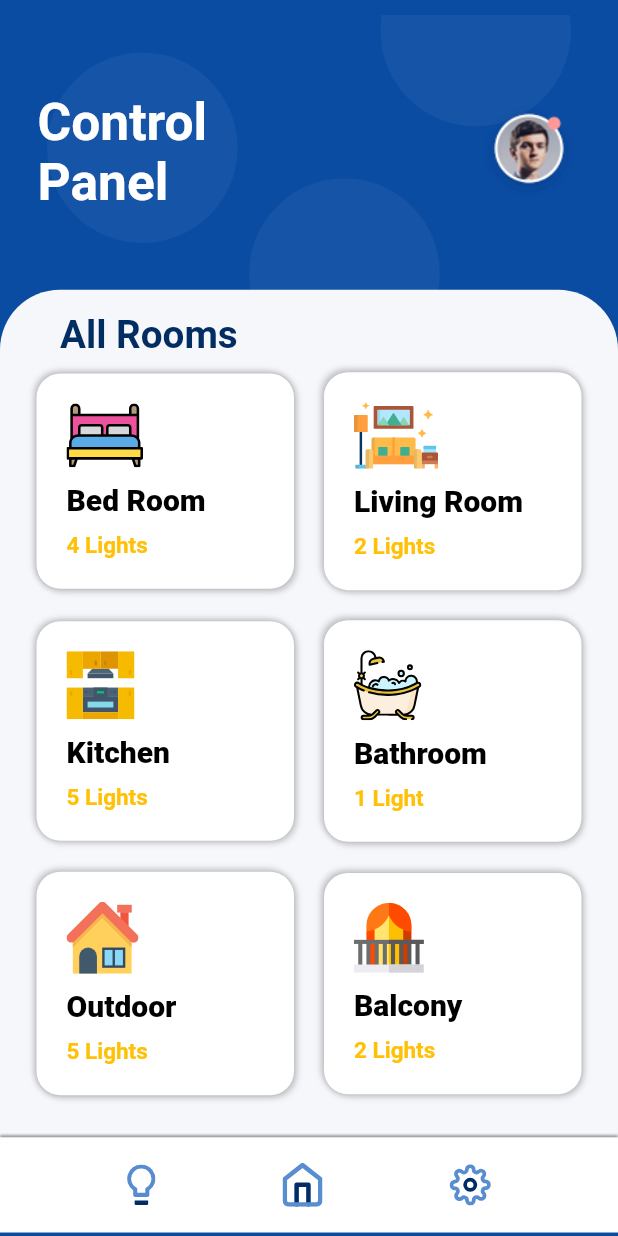
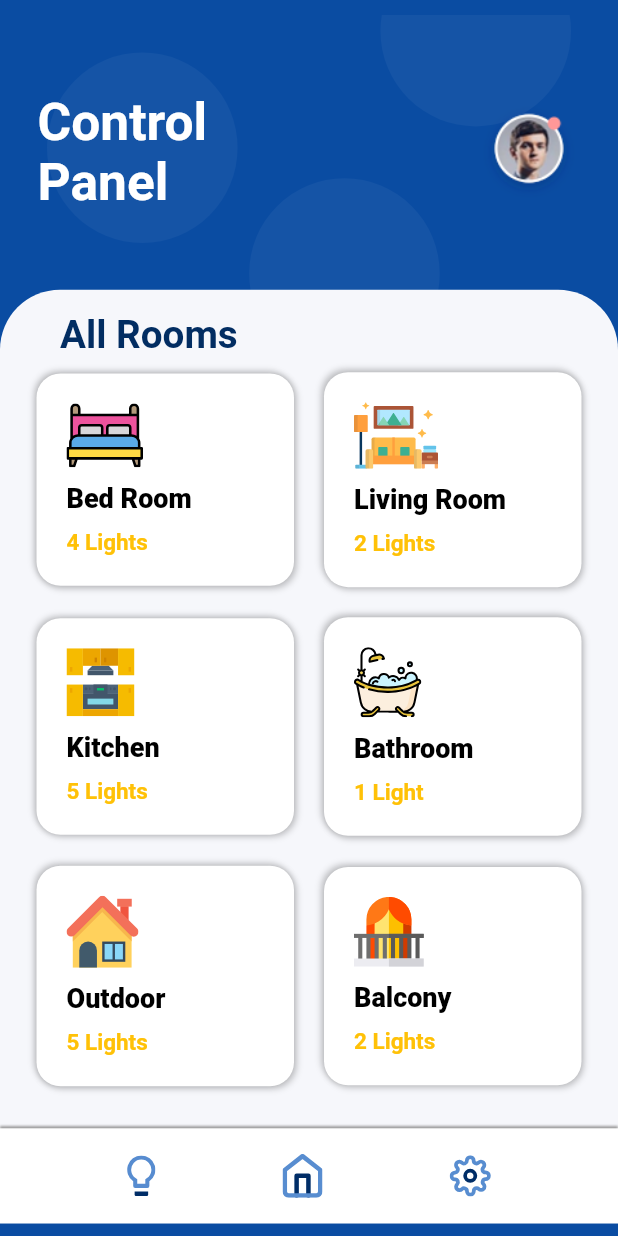
Before and after one commit to AdityaMotale/smart_light, a Flutter app: the screen it shows after launch, on a phone screen of 412 x 824 dp. Run offline on Flutter 3.47's test engine with Material 2 defaults, Android fonts, the phone set to English and light mode, and no system bars; our stand-ins replace flutter_staggered_animations, flutter_svg, get.

Commit message:
overflow fix

```diff
--- a/lib/views/home page/widgets/roomTile.dart
+++ b/lib/views/home page/widgets/roomTile.dart
@@ -127,9 +127,10 @@ class RoomTile extends StatelessWidget {
                   child: Text(
                     roomName,
                     style: TextStyle(
-                        color: Colors.black,
-                        fontWeight: FontWeight.w800,
-                        fontSize: 20),
+                      color: Colors.black,
+                      fontWeight: FontWeight.w800,
+                      fontSize: 18,
+                    ),
                   ),
                 ),
                 Container(
```
Also changed, not shown: 1 other file.
